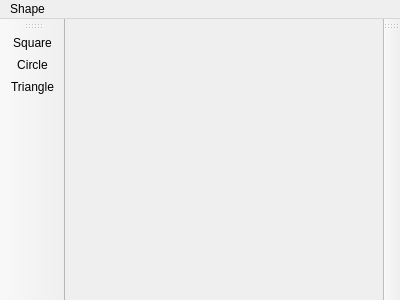
The window that mainwindow.ui (laban211/ADP) describes before a commit, drawn with Qt 5.
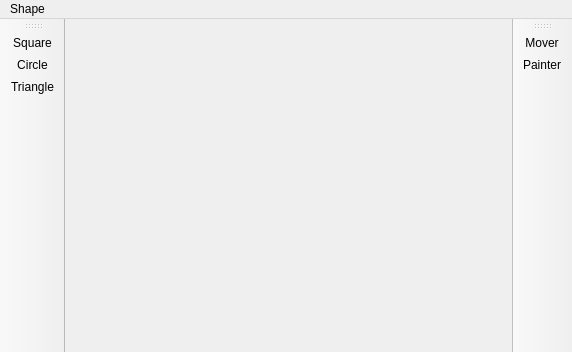
The same window after the commit.

Patch:
```diff
--- a/mainwindow.ui
+++ b/mainwindow.ui
@@ -6,10 +6,16 @@
    <rect>
     <x>0</x>
     <y>0</y>
-    <width>400</width>
-    <height>300</height>
+    <width>572</width>
+    <height>352</height>
    </rect>
   </property>
+  <property name="sizePolicy">
+   <sizepolicy hsizetype="Maximum" vsizetype="Maximum">
+    <horstretch>0</horstretch>
+    <verstretch>0</verstretch>
+   </sizepolicy>
+  </property>
   <property name="windowTitle">
    <string>MainWindow</string>
   </property>
@@ -19,8 +25,8 @@
     <rect>
      <x>0</x>
      <y>0</y>
-     <width>400</width>
-     <height>22</height>
+     <width>572</width>
+     <height>20</height>
     </rect>
    </property>
    <widget class="QMenu" name="menuSquare">
@@ -54,6 +60,8 @@
    <attribute name="toolBarBreak">
     <bool>false</bool>
    </attribute>
+   <addaction name="actionMover"/>
+   <addaction name="actionPainter"/>
   </widget>
   <action name="actionSquare">
    <property name="text">
@@ -70,6 +78,26 @@
     <string>Triangle</string>
    </property>
   </action>
+  <action name="actionMover">
+   <property name="text">
+    <string>Mover</string>
+   </property>
+  </action>
+  <action name="actionPainter">
+   <property name="text">
+    <string>Painter</string>
+   </property>
+  </action>
+  <action name="actionShapeColor">
+   <property name="text">
+    <string>Colorpicker</string>
+   </property>
+  </action>
+  <action name="actionBorderColor">
+   <property name="text">
+    <string>bordercolor</string>
+   </property>
+  </action>
  </widget>
  <layoutdefault spacing="6" margin="11"/>
  <resources/>
```
